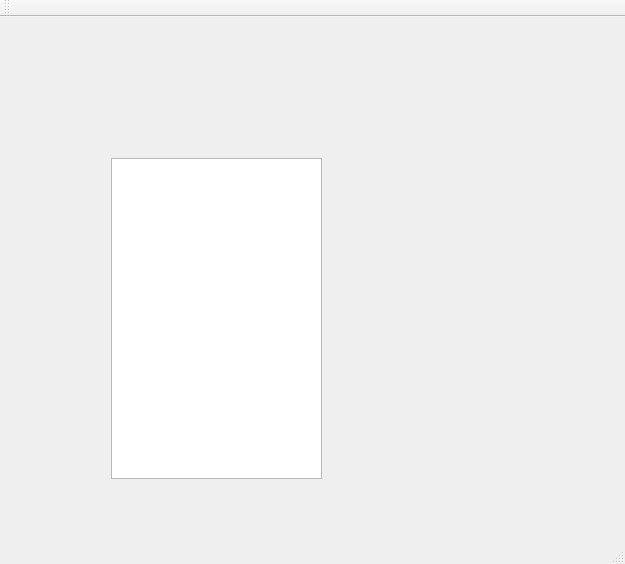
Old version of the form src/mainwindow.ui in the repository brianclinkenbeard/football.
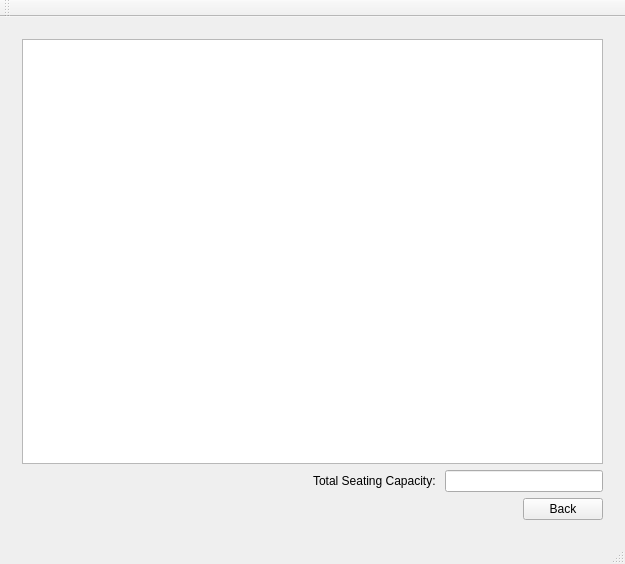
New version of the form. The open tabs and pages were chosen to show the change.

Commit message: completed list with stadium capacity

Patch:
```diff
--- a/src/mainwindow.ui
+++ b/src/mainwindow.ui
@@ -33,16 +33,77 @@
        </widget>
       </widget>
       <widget class="QWidget" name="page_stadium_capacity">
-       <widget class="QTableView" name="tableView_stadium_capacity_list">
-        <property name="geometry">
-         <rect>
-          <x>100</x>
-          <y>130</y>
-          <width>211</width>
-          <height>321</height>
-         </rect>
-        </property>
-       </widget>
+       <layout class="QGridLayout" name="gridLayout_4">
+        <item row="0" column="0">
+         <widget class="QTableView" name="tableView_stadium_capacity_list">
+          <property name="selectionMode">
+           <enum>QAbstractItemView::NoSelection</enum>
+          </property>
+          <property name="selectionBehavior">
+           <enum>QAbstractItemView::SelectRows</enum>
+          </property>
+         </widget>
+        </item>
+        <item row="1" column="0">
+         <layout class="QGridLayout" name="gridLayout_3">
+          <item row="0" column="0">
+           <spacer name="horizontalSpacer_2">
+            <property name="orientation">
+             <enum>Qt::Horizontal</enum>
+            </property>
+            <property name="sizeHint" stdset="0">
+             <size>
+              <width>40</width>
+              <height>20</height>
+             </size>
+            </property>
+           </spacer>
+          </item>
+          <item row="0" column="1">
+           <layout class="QFormLayout" name="formLayout">
+            <item row="0" column="0">
+             <widget class="QLabel" name="label">
+              <property name="text">
+               <string>Total Seating Capacity: </string>
+              </property>
+             </widget>
+            </item>
+            <item row="0" column="1">
+             <widget class="QLineEdit" name="lineEdit_stadium_capacity">
+              <property name="readOnly">
+               <bool>true</bool>
+              </property>
+             </widget>
+            </item>
+           </layout>
+          </item>
+         </layout>
+        </item>
+        <item row="2" column="0">
+         <layout class="QGridLayout" name="gridLayout_2">
+          <item row="0" column="1">
+           <widget class="QPushButton" name="btn_stadium_capacity_back">
+            <property name="text">
+             <string>Back</string>
+            </property>
+           </widget>
+          </item>
+          <item row="0" column="0">
+           <spacer name="horizontalSpacer">
+            <property name="orientation">
+             <enum>Qt::Horizontal</enum>
+            </property>
+            <property name="sizeHint" stdset="0">
+             <size>
+              <width>40</width>
+              <height>20</height>
+             </size>
+            </property>
+           </spacer>
+          </item>
+         </layout>
+        </item>
+       </layout>
       </widget>
      </widget>
     </item>
```
Left out of the diff: 5 changed lines with no effect on the pictures. The commit also changes 3 other files.
